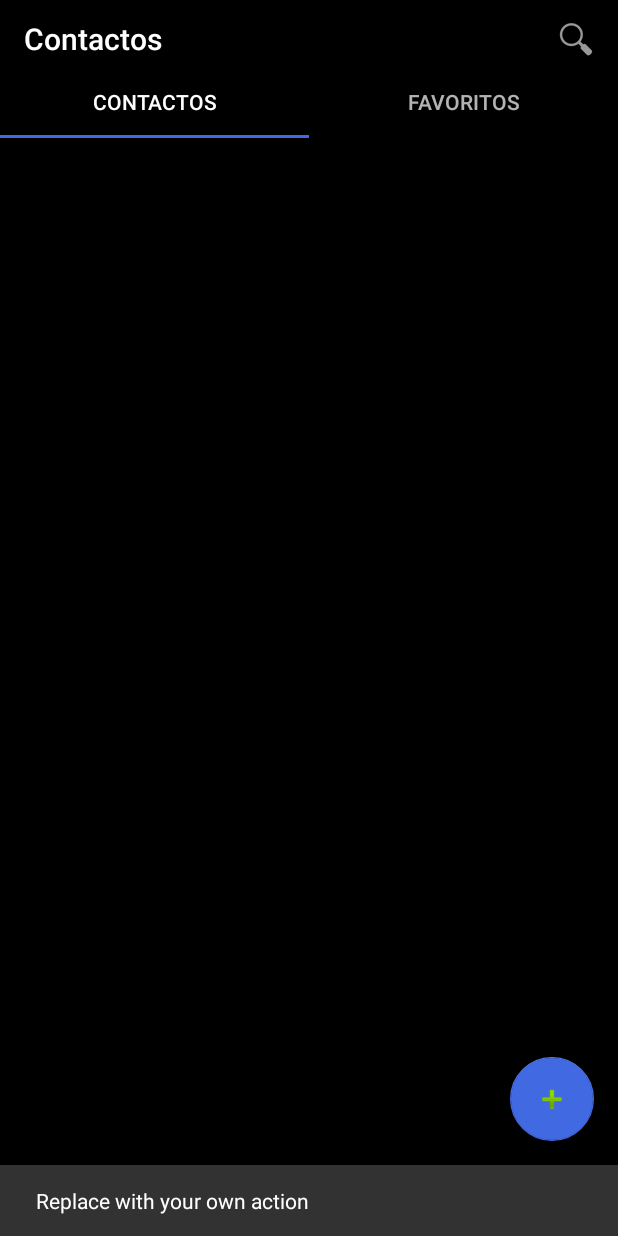
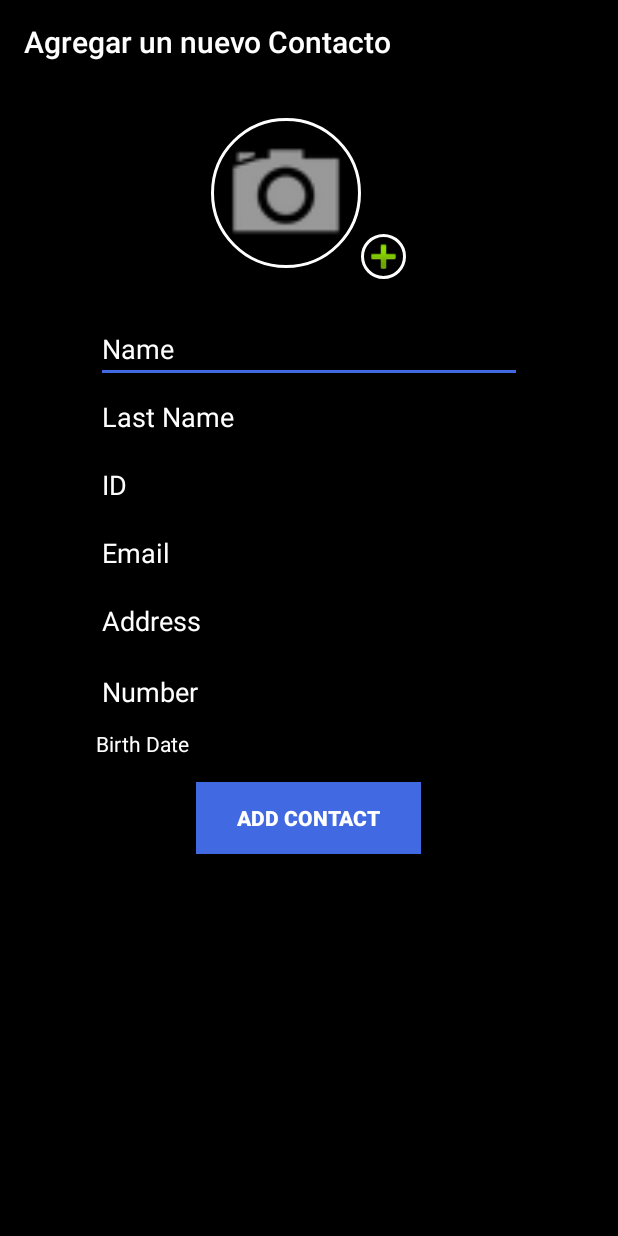
Before and after one commit to hugopinto1997/ParcialPDM, an Android app: the screen it shows after launch (MainActivity before the commit, MainContactoPortrait after it), after a tap on an icon or button, on a phone screen of 412 x 824 dp. Run offline under Robolectric (Android 15) with nearby library versions, the phone set to English and light mode, and no system bars; our stand-ins replace CircleImageView; 2 statements that could not run were skipped.

Commit message:
commit diario

```diff
--- a/app/build.gradle
+++ b/app/build.gradle
@@ -23,6 +23,7 @@ dependencies {
     implementation 'com.android.support:appcompat-v7:27.1.1'
     implementation 'com.android.support:cardview-v7:26.1.+'
     implementation 'com.android.support:recyclerview-v7:26.1.+'
+    compileOnly 'com.android.support:support-annotations:27.1.0'
     implementation 'com.android.support:design:27.1.1'
     implementation 'com.android.support.constraint:constraint-layout:1.1.0'
     implementation 'de.hdodenhof:circleimageview:2.2.0'
--- a/app/src/main/java/com/hugopinto/parcialv4710/ContactosFragment.java
+++ b/app/src/main/java/com/hugopinto/parcialv4710/ContactosFragment.java
@@ -7,15 +7,15 @@ import android.os.Bundle;
 import android.provider.ContactsContract;
 import android.support.v4.app.Fragment;
 import android.support.v7.widget.GridLayoutManager;
+import android.support.v7.widget.LinearLayoutManager;
 import android.support.v7.widget.RecyclerView;
 import android.view.LayoutInflater;
 import android.view.View;
 import android.view.ViewGroup;
+import android.widget.LinearLayout;
 
 import java.util.ArrayList;
-import java.util.Currency;
 import java.util.List;
-
 
 /**
  * A simple {@link Fragment} subclass.
@@ -85,7 +85,7 @@ public class ContactosFragment extends Fragment {
 
         //seteando el layout manager en este caso grid
         GridLayoutManager gridLayoutManager = new GridLayoutManager(getContext(),3);
-        RecyclerView.LayoutManager layoutManager= gridLayoutManager;
+        RecyclerView.LayoutManager layoutManager = gridLayoutManager;
         recyclerView.setLayoutManager(layoutManager);
 
         ContactosRvAdapter adapter = new ContactosRvAdapter(getContext(),getContactos());
@@ -104,15 +104,13 @@ public class ContactosFragment extends Fragment {
 
     }
     private List<Contacto> getContactos(){
-
         List<Contacto> list = new ArrayList<>();
         Cursor cursor= getContext().getContentResolver().query(ContactsContract.Contacts.CONTENT_URI, null,null
                 ,null,ContactsContract.Contacts.DISPLAY_NAME+" ASC");
         cursor.moveToFirst();
         while(cursor.moveToNext()){
-            list.add(new Contacto(cursor.getString(cursor.getColumnIndex(ContactsContract.CommonDataKinds.Phone.DISPLAY_NAME))));
+            list.add(new Contacto(cursor.getString(cursor.getColumnIndex(ContactsContract.Contacts.DISPLAY_NAME))));
         }
-
         return list;
     }
 
--- a/app/src/main/java/com/hugopinto/parcialv4710/ContactosRvAdapter.java
+++ b/app/src/main/java/com/hugopinto/parcialv4710/ContactosRvAdapter.java
@@ -40,16 +40,9 @@ public class ContactosRvAdapter extends RecyclerView.Adapter<ContactosRvAdapter.
 
     @Override
     public void onBindViewHolder(@NonNull ViewHolder holder, int position) {
-
-        TextView nombre;
-
-        nombre=holder.nombre;
-
-        nombre.setText(mlistaContactos.get(position).getNombre());
-
-
-
-
+        TextView name;
+        name=holder.nombre;
+        name.setText(mlistaContactos.get(position).getNombre());
     }
 
     @Override
--- a/app/src/main/java/com/hugopinto/parcialv4710/MainActivity.java
+++ b/app/src/main/java/com/hugopinto/parcialv4710/MainActivity.java
@@ -5,6 +5,7 @@ import android.app.LoaderManager;
 import android.app.SearchManager;
 import android.content.Context;
 import android.content.CursorLoader;
+import android.content.Intent;
 import android.content.Loader;
 import android.content.pm.PackageManager;
 import android.database.Cursor;
@@ -41,6 +42,35 @@ import android.widget.Toast;
 
 public class MainActivity extends AppCompatActivity implements ContactosFragment.OnFragmentInteractionListener,FavoritosFragment.OnFragmentInteractionListener {
 
+    static final int REQUEST_CODE_ASK_PERMISSION = 2018;
+    int Read;
+
+    private void accessPermission(){
+        Read = ActivityCompat.checkSelfPermission(this,Manifest.permission.READ_CONTACTS);
+
+        if(Read != PackageManager.PERMISSION_GRANTED){
+            requestPermissions(new String[]{Manifest.permission.READ_CONTACTS},REQUEST_CODE_ASK_PERMISSION);
+        }
+    }
+
+    @Override
+    public void onRequestPermissionsResult(int requestCode, String[] permissions, int[] grantResults){
+        switch(requestCode){
+            case REQUEST_CODE_ASK_PERMISSION:
+                if(grantResults[0] ==PackageManager.PERMISSION_GRANTED){
+                    Toast.makeText(getApplicationContext(), "Ha autorizado el permiso", Toast.LENGTH_SHORT).show();
+
+                }
+                else{
+                    Toast.makeText(getApplicationContext(),"Permiso denegado",Toast.LENGTH_SHORT).show();
+                }
+                break;
+
+            default:
+                super.onRequestPermissionsResult(requestCode, permissions, grantResults);
+        }
+    }
+
 
     /**
      * The {@link android.support.v4.view.PagerAdapter} that will provide
@@ -61,6 +91,7 @@ public class MainActivity extends AppCompatActivity implements ContactosFragment
     protected void onCreate(Bundle savedInstanceState) {
         super.onCreate(savedInstanceState);
         setContentView(R.layout.activity_main);
+        accessPermission();
 
 
         Toolbar toolbar = (Toolbar) findViewById(R.id.toolbar);
@@ -84,6 +115,8 @@ public class MainActivity extends AppCompatActivity implements ContactosFragment
             public void onClick(View view) {
                 Snackbar.make(view, "Replace with your own action", Snackbar.LENGTH_LONG)
                         .setAction("Action", null).show();
+            Intent intent = new Intent(getApplicationContext(), MainContactoPortrait.class);
+            startActivity(intent);
             }
         });
 
@@ -96,6 +129,8 @@ public class MainActivity extends AppCompatActivity implements ContactosFragment
         // Inflate the menu; this adds items to the action bar if it is present.
         MenuInflater inflater=getMenuInflater();
         inflater.inflate(R.menu.menu_main,menu);
+
+
 
 
         return true;
@@ -155,8 +190,10 @@ public class MainActivity extends AppCompatActivity implements ContactosFragment
         public View onCreateView(LayoutInflater inflater, ViewGroup container,
                                  Bundle savedInstanceState) {
             View rootView = inflater.inflate(R.layout.fragment_main, container, false);
-           return rootView;
+
+            return rootView;
         }
+
     }
 
     /**
--- /dev/null
+++ b/app/src/main/java/com/hugopinto/parcialv4710/MainContactoPortrait.java
@@ -0,0 +1,52 @@
+package com.hugopinto.parcialv4710;
+
+import android.annotation.SuppressLint;
+import android.content.Intent;
+import android.content.res.Resources;
+import android.content.res.TypedArray;
+import android.graphics.drawable.Drawable;
+import android.os.Bundle;
+import android.support.v7.app.AppCompatActivity;
+import android.view.View;
+import android.widget.Button;
+import android.widget.TextView;
+import android.widget.Toast;
+
+import java.util.Calendar;
+
+public class MainContactoPortrait extends AppCompatActivity {
+
+    TextView nombre, apellido, id, correo, direccion, numero, hbd;
+    Button btn;
+    private String fecha;
+
+    @Override
+    protected void onCreate(Bundle savedInstanceState) {
+        super.onCreate(savedInstanceState);
+        setContentView(R.layout.fabcontacto);
+
+        nombre = findViewById(R.id.name);
+        apellido=findViewById(R.id.lastname);
+        id = findViewById(R.id.id);
+        correo = findViewById(R.id.email);
+        direccion = findViewById(R.id.address);
+        hbd = findViewById(R.id.birthdate);
+        btn = findViewById(R.id.agregarcontacto);
+
+        hbd.setOnClickListener(new View.OnClickListener(){
+            @Override
+            public void onClick(View v){
+                final Calendar = Calendar.getInstance();
+            }
+        });
+
+
+    }
+
+
+
+
+
+
+
+}
--- a/app/src/main/res/layout/activity_main.xml
+++ b/app/src/main/res/layout/activity_main.xml
@@ -1,4 +1,5 @@
 <?xml version="1.0" encoding="utf-8"?>
+
 <android.support.design.widget.CoordinatorLayout xmlns:android="http://schemas.android.com/apk/res/android"
     xmlns:app="http://schemas.android.com/apk/res-auto"
     xmlns:tools="http://schemas.android.com/tools"
--- a/app/src/main/res/layout/cardview_contacto.xml
+++ b/app/src/main/res/layout/cardview_contacto.xml
@@ -2,38 +2,42 @@
 <android.support.v7.widget.CardView
     xmlns:android="http://schemas.android.com/apk/res/android"
     xmlns:card_view="http://schemas.android.com/apk/res-auto"
-    xmlns:tools="http://schemas.android.com/tools"
-    android:layout_width="150dp"
-    android:layout_height="175dp"
+    xmlns:app="http://schemas.android.com/apk/res-auto"
+    android:layout_width="115dp"
+    android:layout_height="180dp"
     android:id="@+id/card_view"
     card_view:cardUseCompatPadding="true"
+    android:layout_marginTop="2dp"
+    android:layout_marginBottom="2dp"
+    android:layout_marginLeft="4dp"
+    android:layout_marginRight="4dp"
     android:elevation="7dp"
-    android:background="@android:color/black"
     card_view:cardCornerRadius="5dp">
 <LinearLayout
     android:layout_width="match_parent"
     android:layout_height="match_parent"
-    android:background="@android:color/black"
+    android:background="#1f155b"
     android:orientation="vertical">
     <de.hdodenhof.circleimageview.CircleImageView
         android:layout_gravity="center"
         android:layout_marginTop="20dp"
         android:layout_width="75dp"
         android:id="@+id/img"
-        android:scaleType="centerCrop"
+        app:civ_border_width="2dp"
+        app:civ_border_color="#ffffff"
         android:src="@drawable/msn"
         android:layout_height="75dp"/>
 
 </LinearLayout>
 
 
+
     <LinearLayout
         android:layout_width="match_parent"
         android:layout_gravity="bottom"
         android:gravity="center_vertical"
-        android:background="@android:color/black"
+        android:background="#060a93"
         android:layout_height="50dp">
-
         <TextView
             android:layout_width="match_parent"
             android:layout_height="match_parent"
@@ -45,7 +49,12 @@
             android:layout_marginRight="8dp"
             android:gravity="center_vertical"
             android:textAppearance="@android:style/TextAppearance.Large"
-            android:text="title"/>
+            android:text="title"
+            android:textSize="16sp"
+            android:fontFamily="sans-serif"
+            android:textStyle="bold"/>
+
+
 
 
     </LinearLayout>
--- /dev/null
+++ b/app/src/main/res/layout/fabcontacto.xml
@@ -0,0 +1,148 @@
+<?xml version="1.0" encoding="utf-8"?>
+<LinearLayout xmlns:android="http://schemas.android.com/apk/res/android"
+    android:layout_width="match_parent"
+    android:layout_height="match_parent"
+    xmlns:app="http://schemas.android.com/apk/res-auto">
+
+    <LinearLayout
+        android:layout_width="match_parent"
+        android:layout_height="match_parent"
+        android:orientation="vertical"
+        android:background="#000000">
+<LinearLayout
+    android:layout_width="130dp"
+    android:layout_height="130dp"
+    android:layout_gravity="center">
+    <de.hdodenhof.circleimageview.CircleImageView
+        android:id="@+id/cimg"
+        android:layout_width="100dp"
+        android:layout_height="100dp"
+        android:layout_marginTop="8dp"
+        android:layout_gravity="center"
+        android:layout_centerInParent="true"
+        android:src="@android:drawable/ic_menu_camera"
+        app:civ_border_width="2dp"
+        app:civ_border_color="#ffffff" />
+    <de.hdodenhof.circleimageview.CircleImageView
+        android:id="@+id/addimg"
+        android:layout_width="30dp"
+        android:layout_height="30dp"
+        android:layout_marginRight="8dp"
+        android:layout_gravity="bottom|end"
+        android:layout_centerInParent="true"
+        android:src="@android:drawable/ic_input_add"
+        app:civ_border_width="2dp"
+        app:civ_border_color="#ffffff" />
+
+</LinearLayout>
+
+
+        <EditText
+            android:id="@+id/name"
+            android:layout_width="match_parent"
+            android:layout_height="wrap_content"
+            android:layout_marginLeft="64dp"
+            android:layout_marginTop="24dp"
+            android:layout_marginRight="64dp"
+            android:textColor="#ffffff"
+            android:maxLines="1"
+            android:inputType="text"
+            android:shadowColor="#ffffff"
+            android:textColorHint="#ffffff"
+            android:hint="Name"/>
+        <EditText
+            android:id="@+id/lastname"
+            android:layout_width="match_parent"
+            android:layout_height="wrap_content"
+            android:layout_marginLeft="64dp"
+            android:layout_marginRight="64dp"
+            android:inputType="text"
+            android:maxLines="1"
+            android:textColor="#ffffff"
+            android:shadowColor="#ffffff"
+            android:textColorHint="#ffffff"
+            android:hint="Last Name"/>
+        <EditText
+            android:inputType="text"
+            android:id="@+id/id"
+            android:layout_width="match_parent"
+            android:layout_height="wrap_content"
+            android:layout_marginLeft="64dp"
+            android:layout_marginRight="64dp"
+            android:textColor="#ffffff"
+            android:shadowColor="#ffffff"
+            android:textColorHint="#ffffff"
+            android:hint="ID"/>
+        <EditText
+            android:id="@+id/email"
+            android:layout_width="match_parent"
+            android:layout_height="wrap_content"
+            android:layout_marginLeft="64dp"
+            android:layout_marginRight="64dp"
+            android:inputType="textEmailAddress"
+            android:maxLines="1"
+            android:textColor="#ffffff"
+            android:shadowColor="#ffffff"
+            android:textColorHint="#ffffff"
+            android:hint="Email"/>
+        <EditText
+            android:inputType="text"
+            android:id="@+id/address"
+            android:layout_width="match_parent"
+            android:layout_height="wrap_content"
+            android:layout_marginLeft="64dp"
+            android:layout_marginRight="64dp"
+            android:textColor="#ffffff"
+            android:maxLines="4"
+            android:shadowColor="#ffffff"
+            android:textColorHint="#ffffff"
+            android:hint="Address"/>
+        <EditText
+            android:id="@+id/number"
+            android:layout_width="match_parent"
+            android:layout_height="wrap_content"
+            android:layout_marginLeft="64dp"
+            android:layout_marginTop="2dp"
+            android:layout_marginRight="64dp"
+            android:textColor="#ffffff"
+            android:inputType="phone"
+            android:shadowColor="#ffffff"
+            android:textColorHint="#ffffff"
+            android:hint="Number"/>
+        <TextView
+            android:id="@+id/birthdate"
+            android:layout_width="match_parent"
+            android:layout_height="wrap_content"
+            android:layout_marginLeft="64dp"
+            android:layout_marginTop="2dp"
+            android:layout_marginRight="64dp"
+            android:textColor="#ffffff"
+            android:enabled="true"
+            android:shadowColor="#ffffff"
+            android:textColorHint="#ffffff"
+            android:hint="Birth Date"/>
+        <Button
+            android:id="@+id/agregarcontacto"
+            android:layout_marginTop="16dp"
+            android:background="#4169e1"
+            android:textColor="#ffffff"
+            android:textStyle="bold"
+            android:layout_gravity="center"
+            android:layout_width="150dp"
+            android:layout_height="wrap_content"
+            android:text="Add Contact"
+            android:textSize="14sp"/>
+
+
+
+
+
+
+
+
+
+
+    </LinearLayout>
+
+
+</LinearLayout>
```
Also changed, not shown: app/src/main/AndroidManifest.xml (+13 -1 lines), app/src/main/java/com/hugopinto/parcialv4710/Contacto.java (+0 -7 lines).
